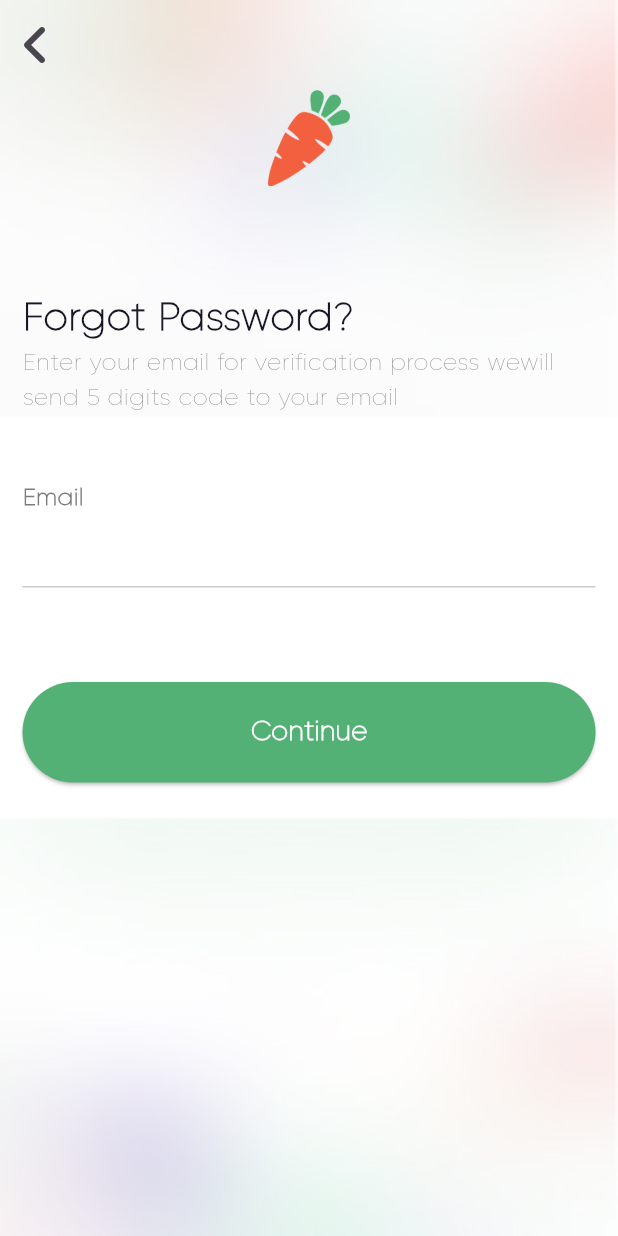
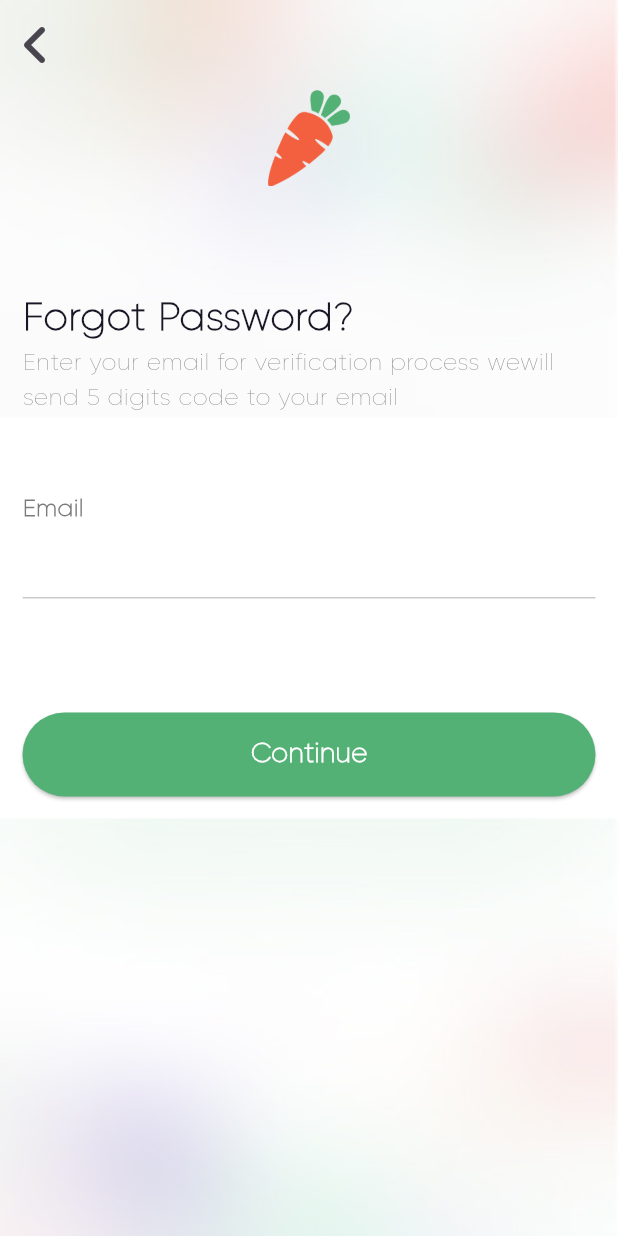
Before and after one commit to Mahmoud-Magdy17/nector_app, a Flutter app: the screen it shows after launch, after a tap on "Get Started", after a tap on "Forgot Password?", on a phone screen of 412 x 824 dp. Run offline on Flutter 3.47's test engine with Material 3 defaults, Android fonts, the phone set to English and light mode, and no system bars; our stand-ins replace font_awesome_flutter.

Commit message:
refactor some issues

```diff
--- a/lib/core/widgets/custom_button.dart
+++ b/lib/core/widgets/custom_button.dart
@@ -12,7 +12,9 @@ class CustomButton extends StatelessWidget {
   final String text;
   @override
   Widget build(BuildContext context) {
-    return ElevatedButton(
+    return SizedBox(
+      height: 56,
+      child: ElevatedButton(
         onPressed: onPressed,
         style: ElevatedButton.styleFrom(
           backgroundColor: AppColors.primaryColor,
@@ -25,6 +27,7 @@ class CustomButton extends StatelessWidget {
             color: AppColors.white,
           ),
         ),
+      ),
     );
   }
 }
--- a/lib/features/authontication/presentation/views/forget_password_view.dart
+++ b/lib/features/authontication/presentation/views/forget_password_view.dart
@@ -1,4 +1,5 @@
 import 'package:flutter/material.dart';
+import 'package:flutter/widgets.dart';
 import 'package:nector_app/core/widgets/custom_back_button.dart';
 import 'package:nector_app/features/authontication/presentation/views/widgets/custom_scaffold.dart';
 
@@ -18,8 +19,7 @@ class ForgetPasswordView extends StatelessWidget {
             CustomAppBar(
               leading: CustomBackButton(),
             ),
-
-            ForgetPasswordViewBody(),
+            Expanded(child: ForgetPasswordViewBody()),
           ],
         ),
       )),
--- a/lib/features/authontication/presentation/views/widgets/authontication_view_header.dart
+++ b/lib/features/authontication/presentation/views/widgets/authontication_view_header.dart
@@ -13,7 +13,10 @@ class AuthonticationViewsHeader extends StatelessWidget {
   final String subTitle;
   @override
   Widget build(BuildContext context) {
-    return Column(
+    return
+    SizedBox(
+      height: 224,
+      child: Column(
         crossAxisAlignment: CrossAxisAlignment.start,
         children: [
           Container(
@@ -37,6 +40,7 @@ class AuthonticationViewsHeader extends StatelessWidget {
             ),
           ),
         ],
+      ),
     );
   }
 }
--- a/lib/features/authontication/presentation/views/widgets/custom_email_form_field.dart
+++ b/lib/features/authontication/presentation/views/widgets/custom_email_form_field.dart
@@ -10,7 +10,9 @@ class CustomEmailFormField extends StatelessWidget {
   final String label;
   @override
   Widget build(BuildContext context) {
-    return Column(
+    return SizedBox(
+      height: 84,
+      child: Column(
         crossAxisAlignment: CrossAxisAlignment.start,
         children: [
           Text(
@@ -27,6 +29,7 @@ class CustomEmailFormField extends StatelessWidget {
             ),
           ),
         ],
+      ),
     );
   }
 }
--- a/lib/features/authontication/presentation/views/widgets/custom_password_form_field.dart
+++ b/lib/features/authontication/presentation/views/widgets/custom_password_form_field.dart
@@ -1,7 +1,6 @@
 import 'package:flutter/material.dart';
 import 'package:font_awesome_flutter/font_awesome_flutter.dart';
 import 'package:nector_app/core/utils/app_colors.dart';
-import 'package:nector_app/core/utils/app_strings.dart';
 import 'package:nector_app/core/utils/app_style.dart';
 
 class CustomPasswordFormField extends StatelessWidget {
@@ -16,7 +15,7 @@ class CustomPasswordFormField extends StatelessWidget {
       crossAxisAlignment: CrossAxisAlignment.start,
       children: [
         Text(
-          AppStrings.password,
+          label,
           style: AppTextStyle.gilroy26px600
               .copyWith(fontSize: 16, color: AppColors.grey),
         ),
--- a/lib/features/authontication/presentation/views/widgets/forget_password_view_body.dart
+++ b/lib/features/authontication/presentation/views/widgets/forget_password_view_body.dart
@@ -15,7 +15,7 @@ class ForgetPasswordViewBody extends StatelessWidget {
   Widget build(BuildContext context) {
     return Padding(
       padding: const EdgeInsets.symmetric(horizontal: 15.0),
-      child: Column(
+      child: ListView(
         children: [
           const AuthonticationViewsHeader(
             title: AppStrings.forgetPassword,
--- a/lib/features/authontication/presentation/views/widgets/signup_view_body.dart
+++ b/lib/features/authontication/presentation/views/widgets/signup_view_body.dart
@@ -1,4 +1,6 @@
 import 'package:flutter/material.dart';
+import 'package:nector_app/core/router/app_router.dart';
+import 'package:nector_app/core/utils/app_functions.dart';
 import 'package:nector_app/core/utils/app_strings.dart';
 import 'package:nector_app/core/widgets/custom_button.dart';
 import 'package:nector_app/features/authontication/presentation/views/widgets/authontication_view_header.dart';
@@ -52,7 +54,9 @@ class SignUpViewBody extends StatelessWidget {
             OtherAuthenticationActoins(
               text: AppStrings.alreadyHaveAnAccount,
               action: AppStrings.logIn,
-              onPressed: () {},
+              onPressed: () {
+                navigationPushReplacement(context, AppRouter.routes[AppRouter.loginView]);
+              },
             )
           ],
         ),
--- a/lib/features/onboarding/presentation/views/onboarding.dart
+++ b/lib/features/onboarding/presentation/views/onboarding.dart
@@ -19,8 +19,11 @@ class OnBoarding extends StatelessWidget {
         ),
         child: const Column(
           children: [
-            Spacer(),
-            OnboardingViewBody(),
+            Spacer(flex: 1,),
+            Expanded(
+              flex: 2,
+              child: OnboardingViewBody(),
+            ),
           ],
         ),
       ),
--- a/lib/features/onboarding/presentation/views/widgets/onboarding_view_body.dart
+++ b/lib/features/onboarding/presentation/views/widgets/onboarding_view_body.dart
@@ -1,4 +1,5 @@
 import 'package:flutter/material.dart';
+import 'package:flutter/widgets.dart';
 import 'package:font_awesome_flutter/font_awesome_flutter.dart';
 import 'package:nector_app/core/router/app_router.dart';
 import 'package:nector_app/core/utils/app_colors.dart';
@@ -14,16 +15,15 @@ class OnboardingViewBody extends StatelessWidget {
 
   @override
   Widget build(BuildContext context) {
-    return Expanded(
-      child: Column(
+    return Column(
       children: [
         Icon(
           FontAwesomeIcons.carrot,
           color: AppColors.white,
-            size: 64,
+          size: MediaQuery.of(context).size.width/6,
         ),
-          const SizedBox(
-            height: 35,
+        SizedBox(
+          height: MediaQuery.of(context).size.height/8/10,
         ),
         Padding(
           padding: const EdgeInsets.symmetric(horizontal: 60.5),
@@ -45,8 +45,8 @@ class OnboardingViewBody extends StatelessWidget {
             color: const Color(0xfffcfcfcb2).withOpacity(0.7),
           ),
         ),
-          const SizedBox(
-            height: 40,
+        SizedBox(
+          height: MediaQuery.of(context).size.height/8,
         ),
         Padding(
           padding: const EdgeInsets.symmetric(horizontal: 30),
@@ -61,7 +61,6 @@ class OnboardingViewBody extends StatelessWidget {
           ),
         )
       ],
-      ),
     );
   }
 }
```
Lines whose indentation alone changed are shown as unchanged.
